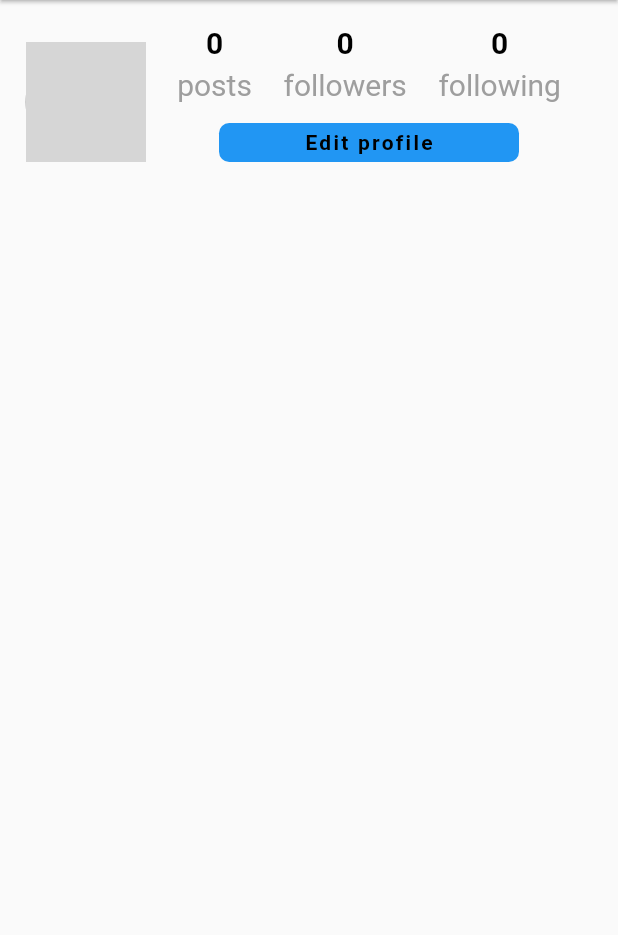
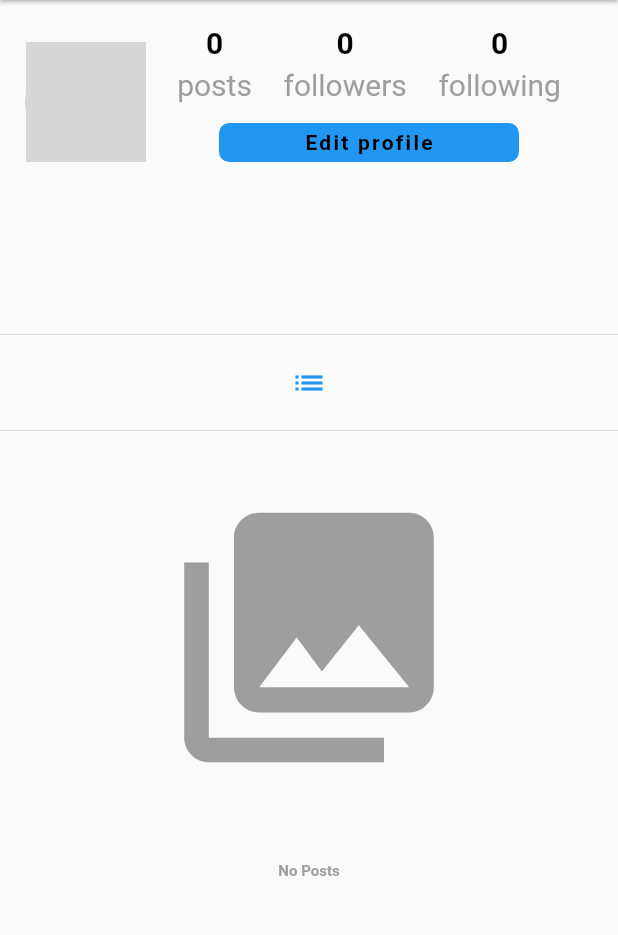
Before and after one commit to Thabisocn/School-Ecosystem-app, a Flutter app: the ProfileScreen screen opened directly with empty values, on a phone screen of 412 x 824 dp, the part 84-1019 px from its top. Run offline on Flutter 3.47's test engine with Material 2 defaults, Android fonts, the light colour scheme and no system bars; our stand-ins replace cached_network_image, carousel_slider, cloud_firestore, firebase_analytics, firebase_auth, firebase_storage and 7 more; missing offline and left inert: apple_sign_in, geocoder; accounts and stored records are empty; network calls fail; Roboto replaces fonts that are missing (Nunito); grey boxes are pictures that could not be loaded.

Commit message:
third 0.5

```diff
--- a/lib/screens/edit_profile_page.dart
+++ b/lib/screens/edit_profile_page.dart
@@ -5,6 +5,7 @@ import 'package:quizapp/models/user.dart';
 import 'package:quizapp/screens/Home.dart';
 import 'package:quizapp/main.dart';
 import 'package:quizapp/screens/login.dart';
+import 'package:quizapp/shared/loader.dart';
 
 
 import 'package:shared_preferences/shared_preferences.dart';
@@ -63,7 +64,7 @@ class _EditProfilePageState extends State<EditProfilePage> {
 
     if (_bioValid && _profileNameValid) {
       usersReference.document(widget.currentOnlineUserId).updateData({
-        "username" : ProfileNameTextEditingController.text,
+        "profileName" : ProfileNameTextEditingController.text,
         "bio": bioTextEditingController,
       });
 
@@ -87,7 +88,7 @@ class _EditProfilePageState extends State<EditProfilePage> {
           IconButton(icon: Icon(Icons.done), color: Colors.black, iconSize: 38.0, onPressed: ()=> Navigator.pop(context),),
         ],
       ),
-      body: loading ? CircularProgressIndicator() : ListView(
+      body: loading ? LoadingScreen() : ListView(
         children: <Widget>[
           Container(
             child: Column(
@@ -96,7 +97,7 @@ class _EditProfilePageState extends State<EditProfilePage> {
                     padding: EdgeInsets.only(top: 15.0, bottom: 7.0),
                     child: CircleAvatar(
                       radius: 52.0,
-                     // backgroundImage: CachedNetworkImageProvider(user.url),
+                      backgroundImage: CachedNetworkImageProvider(user.url),
                     ) ,
                 ),
                 Padding(padding: EdgeInsets.all(16.0),
@@ -113,7 +114,7 @@ class _EditProfilePageState extends State<EditProfilePage> {
                   child: Text(
                     "Update",
                     style: TextStyle(
-                      color:Colors.black,fontSize: 16.0,
+                      color:Colors.white,fontSize: 16.0,
                     ),
                   ),
 
@@ -124,7 +125,7 @@ class _EditProfilePageState extends State<EditProfilePage> {
                          onPressed: logOutUser,
                                child: Text("Logout",
                                  style: TextStyle(
-                                     color:Colors.red,
+                                     color:Colors.white,
                                      fontSize: 16.0),
                    ),
                        ),
@@ -140,7 +141,7 @@ class _EditProfilePageState extends State<EditProfilePage> {
 
   logOutUser() async{
         await gSignIn.signOut();
-        Navigator.push(context, MaterialPageRoute(builder: (context)=> Home()));
+        Navigator.push(context, MaterialPageRoute(builder: (context)=> LoginScreen()));
   }
 
   Column createProfileNameTextFormField(){
@@ -201,7 +202,7 @@ class _EditProfilePageState extends State<EditProfilePage> {
                     color: Colors.grey),
               ),
               hintStyle: TextStyle(color: Colors.grey),
-              errorText: _bioValid? null : "Bio description is very short"
+              errorText: _bioValid ? null : "Bio description is very short"
           ),
         ),
 
--- a/lib/screens/profile.dart
+++ b/lib/screens/profile.dart
@@ -1,4 +1,5 @@
 import 'package:cached_network_image/cached_network_image.dart';
+import 'package:cloud_firestore/cloud_firestore.dart';
 import 'package:flutter/material.dart';
 import 'package:quizapp/models/user.dart';
 import 'package:quizapp/screens/activity_feed.dart';
@@ -7,6 +8,8 @@ import 'package:quizapp/main.dart';
 import 'package:quizapp/screens/search_page.dart';
 import 'package:quizapp/shared/loader.dart';
 import 'package:quizapp/widgets/HeaderWidget.dart';
+import 'package:quizapp/widgets/PostTileWidget.dart';
+import 'package:quizapp/widgets/PostWidget.dart';
 import 'package:quizapp/widgets/widget.dart';
 import 'package:quizapp/screens/login.dart';
 
@@ -21,6 +24,20 @@ class ProfileScreen extends StatefulWidget {
 
 class _ProfileScreenState extends State<ProfileScreen> {
   final String currentOnlineUserId = currentUser?.id;
+  bool loading = false;
+  int countPost = 0;
+  List<Post> postsLIst = [];
+  String postOrientation = "list";
+  int countTotalFollowers = 0;
+  int countTotalFollowings = 0;
+  bool following = false;
+
+  void initState(){
+    getAllProfilePosts();
+
+  }
+
+
 
   createProfileTopView(){
     return FutureBuilder(
@@ -189,9 +206,95 @@ class _ProfileScreenState extends State<ProfileScreen> {
       body: ListView(
         children: <Widget>[
           createProfileTopView(),
+
+          Divider(),
+          createListAndGridPostOrientatin(),
+          Divider(),
+          displayProfilePost(),
+
         ],
       ),
     );
+  }
+
+  displayProfilePost(){
+    if (loading) {
+      return LoadingScreen();
+
+    }
+    else if (postsLIst.isEmpty) {
+      return Container(
+        child: Column(
+          mainAxisAlignment: MainAxisAlignment.center,
+          children: <Widget>[
+            Padding(padding: EdgeInsets.all(30.0),
+              child: Icon(Icons.photo_library, color: Colors.grey, size: 200.0,),
+            ),
+            Padding(
+              padding: EdgeInsets.only(top: 20.0),
+              child: Text("No Posts",  style: TextStyle(color: Colors.grey, fontSize: 10.0, fontWeight: FontWeight.bold),),
+            )
+          ],
+        ),
+      ) ;
+    }
+    else if (postOrientation == "grid") {
+      List<GridTile> gridTileList = [];
+      postsLIst.forEach((eachPost){
+        gridTileList.add(GridTile(child: PostTile(eachPost)));
+      } );
+      return GridView.count(
+        crossAxisCount: 3,
+        childAspectRatio: 1.0,
+        mainAxisSpacing: 1.5,
+        crossAxisSpacing: 1.5,
+        shrinkWrap: true,
+        physics: NeverScrollableScrollPhysics(),
+        children: gridTileList,
+      );
+    }
+
+    else if (postOrientation == "list") {
+      return Column(
+        children: postsLIst,
+      );
+    }
+
+  }
+
+  getAllProfilePosts() async{
+    setState(() {
+      loading  = true;
+    });
+
+    QuerySnapshot querySnapshot = await postsReference.document(widget.userProfileId).collection('usersPosts').orderBy("timestamp", descending: true).getDocuments();
+
+    setState(() {
+      loading = false;
+      countPost  = querySnapshot.documents.length;
+      postsLIst = querySnapshot.documents.map((documentSnapshot) => Post.fromDocument(documentSnapshot)).toList();
+    });
+  }
+
+  createListAndGridPostOrientatin(){
+    return  Row(
+      mainAxisAlignment: MainAxisAlignment.spaceEvenly,
+      children: <Widget>[
+
+        IconButton(
+            onPressed: ()=> setOrientation("list") ,
+            icon: Icon(Icons.list),
+            color: postOrientation == "list" ? Theme.of(context).primaryColor : Colors.grey),
+      ],
+    );
+
+
+  }
+
+  setOrientation(String orientation){
+    setState(() {
+      this.postOrientation = orientation;
+    });
   }
 
   gotoActivityFeed(BuildContext context){
--- a/lib/widgets/PostTileWidget.dart
+++ b/lib/widgets/PostTileWidget.dart
@@ -1,8 +1,18 @@
 import 'package:flutter/material.dart';
+import 'package:quizapp/widgets/PostWidget.dart';
 
 class PostTile extends StatelessWidget {
+  final Post post;
+
+  PostTile(this.post);
+
+
+
   @override
   Widget build(BuildContext context) {
-    return Text("Post Tile");
+    return GestureDetector(
+
+      child: Image.network(post.url),
+    );
   }
 }
--- a/lib/widgets/PostWidget.dart
+++ b/lib/widgets/PostWidget.dart
@@ -9,6 +9,7 @@ import 'package:cached_network_image/cached_network_image.dart';
 import 'package:cloud_firestore/cloud_firestore.dart';
 import 'package:flutter/material.dart';
 import 'package:quizapp/main.dart';
+import 'package:quizapp/shared/loader.dart';
 import 'package:quizapp/widgets/CImageWidget.dart';
 import 'package:http/http.dart';
 
```
